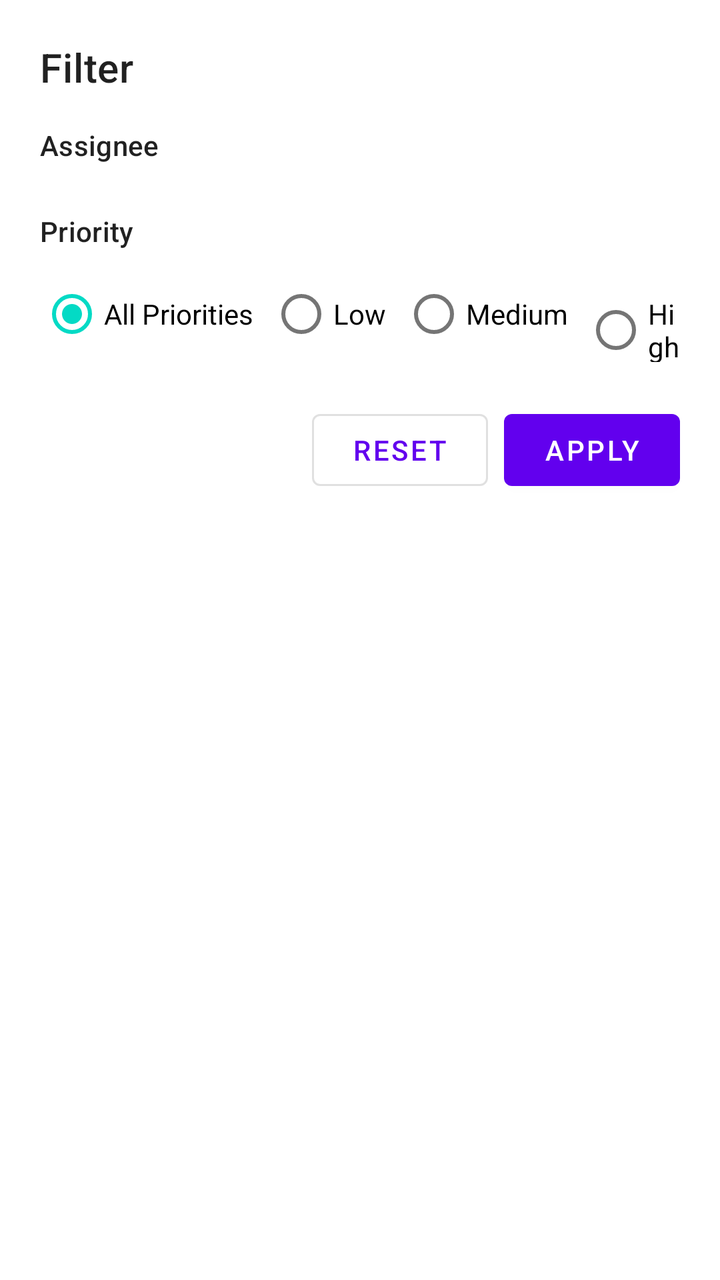
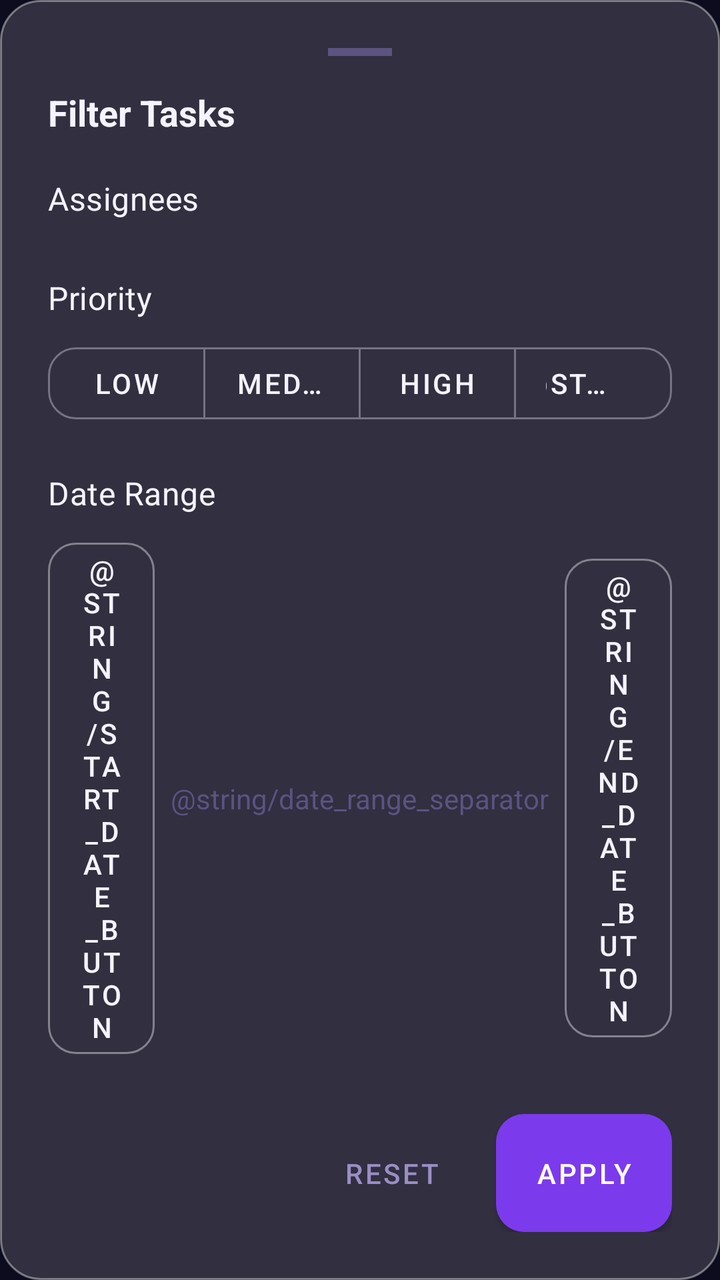

Compare the two renders of this Android layout. The source of the first and the diff that turns it into the second are given below.
<!-- AndroidManifest.xml: application theme Theme.HWiXeL -->
<!-- res/layout/bottom_sheet_filter.xml -->
<?xml version="1.0" encoding="utf-8"?>
<LinearLayout
    xmlns:android="http://schemas.android.com/apk/res/android"
    xmlns:app="http://schemas.android.com/apk/res-auto"
    android:layout_width="match_parent"
    android:layout_height="wrap_content"
    android:orientation="vertical"
    android:padding="20dp">

    <TextView
        android:layout_width="match_parent"
        android:layout_height="wrap_content"
        android:text="@string/task_filter"
        android:textAppearance="@style/TextAppearance.MaterialComponents.Headline6"
        android:layout_marginBottom="16dp" />

    
    <TextView
        android:layout_width="match_parent"
        android:layout_height="wrap_content"
        android:text="@string/task_filter_assignee"
        android:textAppearance="@style/TextAppearance.MaterialComponents.Subtitle2" />

    <com.google.android.material.chip.ChipGroup
        android:id="@+id/assigneeChipGroup"
        android:layout_width="match_parent"
        android:layout_height="wrap_content"
        android:layout_marginTop="8dp"
        app:singleLine="false" />

    
    <TextView
        android:layout_width="match_parent"
        android:layout_height="wrap_content"
        android:layout_marginTop="16dp"
        android:text="@string/task_filter_priority"
        android:textAppearance="@style/TextAppearance.MaterialComponents.Subtitle2" />

    <RadioGroup
        android:id="@+id/priorityRadioGroup"
        android:layout_width="match_parent"
        android:layout_height="wrap_content"
        android:orientation="horizontal"
        android:layout_marginTop="8dp">

        <RadioButton
            android:id="@+id/priorityAll"
            android:layout_width="wrap_content"
            android:layout_height="wrap_content"
            android:text="@string/task_filter_priority_all"
            android:checked="true" />

        <RadioButton
            android:id="@+id/priorityLow"
            android:layout_width="wrap_content"
            android:layout_height="wrap_content"
            android:layout_marginStart="8dp"
            android:text="@string/task_filter_priority_low" />

        <RadioButton
            android:id="@+id/priorityMedium"
            android:layout_width="wrap_content"
            android:layout_height="wrap_content"
            android:layout_marginStart="8dp"
            android:text="@string/task_filter_priority_medium" />

        <RadioButton
            android:id="@+id/priorityHigh"
            android:layout_width="wrap_content"
            android:layout_height="wrap_content"
            android:layout_marginStart="8dp"
            android:text="@string/task_filter_priority_high" />

    </RadioGroup>

    
    <LinearLayout
        android:layout_width="match_parent"
        android:layout_height="wrap_content"
        android:orientation="horizontal"
        android:layout_marginTop="20dp"
        android:gravity="end">

        <com.google.android.material.button.MaterialButton
            android:id="@+id/resetFilterButton"
            android:layout_width="wrap_content"
            android:layout_height="wrap_content"
            android:layout_marginEnd="8dp"
            android:text="@string/task_filter_reset"
            style="@style/Widget.MaterialComponents.Button.OutlinedButton" />

        <com.google.android.material.button.MaterialButton
            android:id="@+id/applyFilterButton"
            android:layout_width="wrap_content"
            android:layout_height="wrap_content"
            android:text="@string/task_filter_apply" />

    </LinearLayout>

</LinearLayout>
<!-- resources referenced by this layout -->
<resources>
  <string name="task_filter">Filter</string>
  <string name="task_filter_apply">Apply</string>
  <string name="task_filter_assignee">Assignee</string>
  <string name="task_filter_priority">Priority</string>
  <string name="task_filter_priority_all">All Priorities</string>
  <string name="task_filter_priority_high">High</string>
  <string name="task_filter_priority_low">Low</string>
  <string name="task_filter_priority_medium">Medium</string>
  <string name="task_filter_reset">Reset</string>
  <style name="Theme.HWiXeL" parent="Theme.MaterialComponents.DayNight.DarkActionBar">
          
          <item name="colorPrimary">@color/purple_500</item>
          <item name="colorPrimaryVariant">@color/purple_700</item>
          <item name="colorOnPrimary">@color/white</item>
          
          <item name="colorSecondary">@color/teal_200</item>
          <item name="colorSecondaryVariant">@color/teal_700</item>
          <item name="colorOnSecondary">@color/black</item>
          
          <item name="android:statusBarColor">?attr/colorPrimaryVariant</item>
          
      </style>
  <color name="purple_500">#FF6200EE</color>
  <color name="purple_700">#FF3700B3</color>
  <color name="teal_200">#FF03DAC5</color>
  <color name="teal_700">#FF018786</color>
  <color name="black">#FF000000</color>
  <!-- unchanged entries left out for length: 1 -->
</resources>

<!-- the commit's change to res/layout/bottom_sheet_filter.xml (unified diff, before → after) -->
@@ -4,96 +4,156 @@
     xmlns:app="http://schemas.android.com/apk/res-auto"
     android:layout_width="match_parent"
     android:layout_height="wrap_content"
+    android:background="@drawable/bg_glass_card_elevated"
     android:orientation="vertical"
-    android:padding="20dp">
+    android:padding="24dp">
 
-    <TextView
-        android:layout_width="match_parent"
-        android:layout_height="wrap_content"
-        android:text="@string/task_filter"
-        android:textAppearance="@style/TextAppearance.MaterialComponents.Headline6"
+    
+    <View
+        android:layout_width="32dp"
+        android:layout_height="4dp"
+        android:layout_gravity="center_horizontal"
+        android:background="@color/text_hint"
         android:layout_marginBottom="16dp" />
 
     
     <TextView
-        android:layout_width="match_parent"
+        android:layout_width="wrap_content"
         android:layout_height="wrap_content"
-        android:text="@string/task_filter_assignee"
-        android:textAppearance="@style/TextAppearance.MaterialComponents.Subtitle2" />
+        android:text="@string/filter_title"
+        android:textColor="@color/text_primary"
+        android:textSize="18sp"
+        android:textStyle="bold"
+        android:layout_marginBottom="20dp" />
+
+    
+    <TextView
+        android:layout_width="wrap_content"
+        android:layout_height="wrap_content"
+        android:text="@string/filter_assignees_label"
+        style="@style/TextAppearance.HWiXeL.SectionHeader"
+        android:layout_marginBottom="8dp" />
 
     <com.google.android.material.chip.ChipGroup
         android:id="@+id/assigneeChipGroup"
         android:layout_width="match_parent"
         android:layout_height="wrap_content"
-        android:layout_marginTop="8dp"
+        android:layout_marginBottom="20dp"
         app:singleLine="false" />
 
     
     <TextView
+        android:layout_width="wrap_content"
+        android:layout_height="wrap_content"
+        android:text="@string/filter_priority_label"
+        style="@style/TextAppearance.HWiXeL.SectionHeader"
+        android:layout_marginBottom="8dp" />
+
+    <com.google.android.material.button.MaterialButtonToggleGroup
+        android:id="@+id/priorityToggleGroup"
         android:layout_width="match_parent"
         android:layout_height="wrap_content"
-        android:layout_marginTop="16dp"
-        android:text="@string/task_filter_priority"
-        android:textAppearance="@style/TextAppearance.MaterialComponents.Subtitle2" />
+        android:layout_marginBottom="20dp"
+        app:singleSelection="true"
+        app:selectionRequired="false">
 
-    <RadioGroup
-        android:id="@+id/priorityRadioGroup"
+        <com.google.android.material.button.MaterialButton
+            android:id="@+id/filterPriorityLowButton"
+            style="@style/Widget.HWiXeL.Button.Ghost"
+            android:layout_width="0dp"
+            android:layout_height="wrap_content"
+            android:layout_weight="1"
+            android:text="@string/task_priority_low" />
+
+        <com.google.android.material.button.MaterialButton
+            android:id="@+id/filterPriorityMediumButton"
+            style="@style/Widget.HWiXeL.Button.Ghost"
+            android:layout_width="0dp"
+            android:layout_height="wrap_content"
+            android:layout_weight="1"
+            android:text="@string/task_priority_medium" />
+
+        <com.google.android.material.button.MaterialButton
+            android:id="@+id/filterPriorityHighButton"
+            style="@style/Widget.HWiXeL.Button.Ghost"
+            android:layout_width="0dp"
+            android:layout_height="wrap_content"
+            android:layout_weight="1"
+            android:text="@string/task_priority_high" />
+
+        <com.google.android.material.button.MaterialButton
+            android:id="@+id/filterPriorityAllButton"
+            style="@style/Widget.HWiXeL.Button.Ghost"
+            android:layout_width="0dp"
+            android:layout_height="wrap_content"
+            android:layout_weight="1"
+            android:text="@string/filter_priority_all" />
+
+    </com.google.android.material.button.MaterialButtonToggleGroup>
+
+    
+    <TextView
+        android:layout_width="wrap_content"
+        android:layout_height="wrap_content"
+        android:text="@string/filter_date_label"
+        style="@style/TextAppearance.HWiXeL.SectionHeader"
+        android:layout_marginBottom="8dp" />
+
+    <LinearLayout
         android:layout_width="match_parent"
         android:layout_height="wrap_content"
         android:orientation="horizontal"
-        android:layout_marginTop="8dp">
+        android:gravity="center_vertical"
+        android:layout_marginBottom="24dp">
 
-        <RadioButton
-            android:id="@+id/priorityAll"
-            android:layout_width="wrap_content"
+        <com.google.android.material.button.MaterialButton
+            android:id="@+id/filterStartDateButton"
+            style="@style/Widget.HWiXeL.Button.Ghost"
+            android:layout_width="0dp"
             android:layout_height="wrap_content"
-            android:text="@string/task_filter_priority_all"
-            android:checked="true" />
+            android:layout_weight="1"
+            android:text="@string/start_date_button" />
 
-        <RadioButton
-            android:id="@+id/priorityLow"
+        <TextView
             android:layout_width="wrap_content"
             android:layout_height="wrap_content"
             android:layout_marginStart="8dp"
-            android:text="@string/task_filter_priority_low" />
+            android:layout_marginEnd="8dp"
+            android:text="@string/date_range_separator"
+            android:textColor="@color/text_hint" />
 
-        <RadioButton
-            android:id="@+id/priorityMedium"
-            android:layout_width="wrap_content"
+        <com.google.android.material.button.MaterialButton
+            android:id="@+id/filterEndDateButton"
+            style="@style/Widget.HWiXeL.Button.Ghost"
+            android:layout_width="0dp"
             android:layout_height="wrap_content"
-            android:layout_marginStart="8dp"
-            android:text="@string/task_filter_priority_medium" />
+            android:layout_weight="1"
+            android:text="@string/end_date_button" />
 
-        <RadioButton
-            android:id="@+id/priorityHigh"
-            android:layout_width="wrap_content"
-            android:layout_height="wrap_content"
-            android:layout_marginStart="8dp"
-            android:text="@string/task_filter_priority_high" />
-
-    </RadioGroup>
+    </LinearLayout>
 
     
     <LinearLayout
         android:layout_width="match_parent"
         android:layout_height="wrap_content"
-        android:orientation="horizontal"
-        android:layout_marginTop="20dp"
-        android:gravity="end">
+        android:gravity="end"
+        android:orientation="horizontal">
 
         <com.google.android.material.button.MaterialButton
             android:id="@+id/resetFilterButton"
+            style="@style/Widget.MaterialComponents.Button.TextButton"
             android:layout_width="wrap_content"
             android:layout_height="wrap_content"
             android:layout_marginEnd="8dp"
-            android:text="@string/task_filter_reset"
-            style="@style/Widget.MaterialComponents.Button.OutlinedButton" />
+            android:text="@string/filter_reset"
+            android:textColor="@color/text_secondary" />
 
         <com.google.android.material.button.MaterialButton
             android:id="@+id/applyFilterButton"
+            style="@style/Widget.HWiXeL.Button.Primary"
             android:layout_width="wrap_content"
             android:layout_height="wrap_content"
-            android:text="@string/task_filter_apply" />
+            android:text="@string/filter_apply" />
 
     </LinearLayout>
 
<!-- resource entries referenced after the edit -->
@@ -1,32 +1,153 @@
 <!-- resources referenced by this layout -->
 <resources>
-  <string name="task_filter">Filter</string>
-  <string name="task_filter_apply">Apply</string>
-  <string name="task_filter_assignee">Assignee</string>
-  <string name="task_filter_priority">Priority</string>
-  <string name="task_filter_priority_all">All Priorities</string>
-  <string name="task_filter_priority_high">High</string>
-  <string name="task_filter_priority_low">Low</string>
-  <string name="task_filter_priority_medium">Medium</string>
-  <string name="task_filter_reset">Reset</string>
-  <style name="Theme.HWiXeL" parent="Theme.MaterialComponents.DayNight.DarkActionBar">
+  <color name="text_hint">#5C5380</color>
+  <color name="text_primary">#F5F3FF</color>
+  <color name="text_secondary">#9B8EC4</color>
+  <!-- drawable bg_glass_card_elevated (drawable) -->
+  <?xml version="1.0" encoding="utf-8"?>
+  <shape xmlns:android="http://schemas.android.com/apk/res/android"
+      android:shape="rectangle">
+      <solid android:color="#26FFFFFF" />
+      <stroke android:width="1dp" android:color="#66FFFFFF" />
+      <corners android:radius="20dp" />
+  </shape>
+  <string name="filter_apply">Apply</string>
+  <string name="filter_assignees_label">Assignees</string>
+  <string name="filter_date_label">Date Range</string>
+  <string name="filter_priority_label">Priority</string>
+  <string name="filter_reset">Reset</string>
+  <string name="filter_title">Filter Tasks</string>
+  <string name="task_priority_high">High</string>
+  <string name="task_priority_low">Low</string>
+  <string name="task_priority_medium">Medium</string>
+  <style name="TextAppearance.HWiXeL.SectionHeader" parent="TextAppearance.MaterialComponents.Subtitle1">
+          <item name="android:textColor">@color/text_primary</item>
+          <item name="android:textSize">16sp</item>
+          <item name="android:fontFamily">sans-serif-medium</item>
+          <item name="android:letterSpacing">0.01</item>
+      </style>
+  <style name="Widget.HWiXeL.Button.Ghost" parent="Widget.MaterialComponents.Button.OutlinedButton">
+          <item name="strokeColor">@color/glass_border_strong</item>
+          <item name="android:textColor">@color/text_primary</item>
+          <item name="cornerRadius">14dp</item>
+      </style>
+  <style name="Widget.HWiXeL.Button.Primary" parent="Widget.MaterialComponents.Button">
+          <item name="android:background">@drawable/bg_button_primary</item>
+          <item name="android:textColor">@color/white</item>
+          <item name="android:paddingTop">14dp</item>
+          <item name="android:paddingBottom">14dp</item>
+          <item name="cornerRadius">14dp</item>
+          <item name="elevation">0dp</item>
+          <item name="stateListAnimator">@null</item>
+      </style>
+  <style name="Theme.HWiXeL" parent="Theme.MaterialComponents.DayNight.NoActionBar">
           
-          <item name="colorPrimary">@color/purple_500</item>
-          <item name="colorPrimaryVariant">@color/purple_700</item>
-          <item name="colorOnPrimary">@color/white</item>
+          <item name="colorPrimary">@color/brand_violet</item>
+          <item name="colorPrimaryVariant">@color/brand_violet_dark</item>
+          <item name="colorOnPrimary">@color/text_on_primary</item>
+          <item name="colorPrimaryContainer">@color/brand_violet_container</item>
+          <item name="colorOnPrimaryContainer">@color/brand_violet_light</item>
+  
           
-          <item name="colorSecondary">@color/teal_200</item>
-          <item name="colorSecondaryVariant">@color/teal_700</item>
-          <item name="colorOnSecondary">@color/black</item>
+          <item name="colorSecondary">@color/brand_cyan</item>
+          <item name="colorSecondaryVariant">@color/brand_cyan_light</item>
+          <item name="colorOnSecondary">@color/bg_dark</item>
+  
           
-          <item name="android:statusBarColor">?attr/colorPrimaryVariant</item>
+          <item name="android:colorBackground">@color/bg_dark</item>
+          <item name="colorSurface">@color/bg_surface</item>
+          <item name="colorOnSurface">@color/text_primary</item>
+          <item name="colorOnSurfaceVariant">@color/text_secondary</item>
+          <item name="colorSurfaceVariant">@color/bg_surface_2</item>
+  
           
+          <item name="colorError">@color/brand_rose</item>
+          <item name="colorOnError">@color/text_on_primary</item>
+  
+          
+          <item name="android:statusBarColor">@android:color/transparent</item>
+          <item name="android:windowDrawsSystemBarBackgrounds">true</item>
+          <item name="android:windowLightStatusBar" tools:targetApi="23">false</item>
+  
+          
+          <item name="android:windowBackground">@color/bg_dark</item>
+  
+          
+          <item name="shapeAppearanceMediumComponent">@style/ShapeAppearance.HWiXeL.MediumComponent</item>
+          <item name="shapeAppearanceLargeComponent">@style/ShapeAppearance.HWiXeL.LargeComponent</item>
+  
+          
+          <item name="bottomNavigationStyle">@style/Widget.HWiXeL.BottomNavigationView</item>
+  
+          
+          <item name="textInputStyle">@style/Widget.HWiXeL.TextInputLayout</item>
+  
+          
+          <item name="floatingActionButtonStyle">@style/Widget.HWiXeL.FloatingActionButton</item>
       </style>
-  <color name="purple_500">#FF6200EE</color>
-  <color name="purple_700">#FF3700B3</color>
-  <color name="teal_200">#FF03DAC5</color>
-  <color name="teal_700">#FF018786</color>
-  <color name="black">#FF000000</color>
+  <color name="glass_border_strong">#66FFFFFF</color>
+  <!-- drawable bg_button_primary (drawable) -->
+  <?xml version="1.0" encoding="utf-8"?>
+  <shape xmlns:android="http://schemas.android.com/apk/res/android"
+      android:shape="rectangle">
+      <gradient
+          android:angle="135"
+          android:startColor="#7C3AED"
+          android:centerColor="#5B21B6"
+          android:endColor="#4F46E5"
+          android:type="linear" />
+      <corners android:radius="14dp" />
+  </shape>
+  <color name="brand_violet">#7C3AED</color>
+  <color name="brand_violet_dark">#5B21B6</color>
+  <color name="text_on_primary">#FFFFFF</color>
+  <color name="brand_violet_container">#2D1B69</color>
+  <color name="brand_violet_light">#A78BFA</color>
+  <color name="brand_cyan">#06B6D4</color>
+  <color name="brand_cyan_light">#67E8F9</color>
+  <color name="bg_dark">#0D0B1E</color>
+  <color name="bg_surface">#1A1630</color>
+  <color name="bg_surface_2">#231E3D</color>
+  <color name="brand_rose">#F43F5E</color>
+  <style name="ShapeAppearance.HWiXeL.MediumComponent" parent="ShapeAppearance.MaterialComponents.MediumComponent">
+          <item name="cornerSize">16dp</item>
+      </style>
+  <style name="ShapeAppearance.HWiXeL.LargeComponent" parent="ShapeAppearance.MaterialComponents.LargeComponent">
+          <item name="cornerSize">24dp</item>
+      </style>
+  <style name="Widget.HWiXeL.BottomNavigationView" parent="Widget.MaterialComponents.BottomNavigationView">
+          <item name="android:background">@drawable/bg_bottom_nav</item>
+          <item name="itemIconTint">@color/nav_item_color</item>
+          <item name="itemTextColor">@color/nav_item_color</item>
+          <item name="labelVisibilityMode">labeled</item>
+      </style>
+  <style name="Widget.HWiXeL.TextInputLayout" parent="Widget.MaterialComponents.TextInputLayout.OutlinedBox">
+          <item name="boxBackgroundColor">@color/glass_fill</item>
+          <item name="boxStrokeColor">@color/glass_border_strong</item>
+          <item name="boxStrokeWidth">1dp</item>
+          <item name="boxCornerRadiusTopStart">14dp</item>
+          <item name="boxCornerRadiusTopEnd">14dp</item>
+          <item name="boxCornerRadiusBottomStart">14dp</item>
+          <item name="boxCornerRadiusBottomEnd">14dp</item>
+          <item name="hintTextColor">@color/text_secondary</item>
+          <item name="android:textColorHint">@color/text_hint</item>
+      </style>
+  <style name="Widget.HWiXeL.FloatingActionButton" parent="Widget.MaterialComponents.FloatingActionButton">
+          <item name="backgroundTint">@color/brand_violet</item>
+          <item name="tint">@color/white</item>
+          <item name="elevation">12dp</item>
+      </style>
+  <!-- drawable bg_bottom_nav (drawable) -->
+  <?xml version="1.0" encoding="utf-8"?>
+  <shape xmlns:android="http://schemas.android.com/apk/res/android"
+      android:shape="rectangle">
+      <solid android:color="#CC1A1630" />
+      <stroke android:width="1dp" android:color="#33FFFFFF" />
+      <corners
+          android:topLeftRadius="24dp"
+          android:topRightRadius="24dp" />
+  </shape>
+  <color name="glass_fill">#1AFFFFFF</color>
   <!-- unchanged entries left out for length: 1 -->
 </resources>
 
